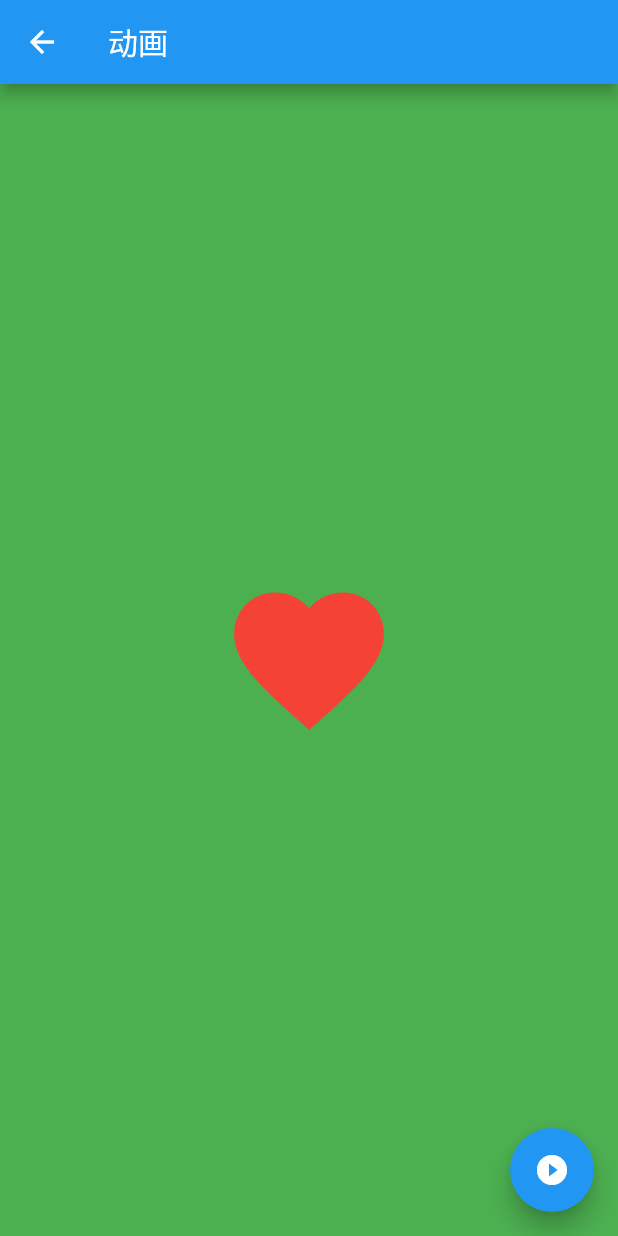
After one commit to 1ikeSmi1e/MyFirstFlutter, a Flutter app: the AnimateWidgetPage screen opened directly, after a tap on the "play circle filled" icon, on a phone screen of 412 x 824 dp. The commit adds this screen. Run offline on Flutter 3.47's test engine with Material 2 defaults, Android fonts, the phone set to English and light mode, and no system bars; our stand-ins replace dio, event_bus.

Commit message:
添加动画demo： 1. 三种方式animationController、animationWidget、AnimationBuilder添加动画 2. interweave动画、hero动画

```diff
--- /dev/null
+++ b/douban/lib/animations/animate_widget.dart
@@ -0,0 +1,76 @@
+import 'package:flutter/material.dart';
+
+class AnimateWidgetPage extends StatefulWidget {
+  AnimateWidgetPage({Key key, this.title}) : super(key: key);
+  final String title;
+
+  @override
+  _AnimateWidgetPageState createState() => _AnimateWidgetPageState();
+}
+
+class _AnimateWidgetPageState extends State<AnimateWidgetPage> with SingleTickerProviderStateMixin{
+  AnimationController animationCtl;
+  Animation<double> animation;
+
+  @override
+  void initState(){
+    super.initState();
+    // 1.创建AnimationController
+    animationCtl =  AnimationController(duration: Duration(seconds: 1), vsync: this);
+    // 2.动画添加Curve效果
+    animation = CurvedAnimation(
+        parent: animationCtl, curve: Curves.elasticInOut, reverseCurve: Curves.easeOut
+    );
+    // 3.控制动画的翻转
+    animation.addStatusListener((status) {
+      if(status == AnimationStatus.completed || status == AnimationStatus.reverse){
+        print('$status');
+        animationCtl.reverse();
+      }else if(status == AnimationStatus.dismissed || status == AnimationStatus.forward){
+        print('$status');
+        animationCtl.forward();
+      }
+    });
+    // 4.设置值的范围
+    animation = Tween(begin: 50.0, end: 120.0).animate(animationCtl);
+  }
+  @override
+  Widget build(BuildContext context) {
+    return Scaffold(
+      backgroundColor: Colors.green,
+      appBar: AppBar(
+        title: Text('动画'),
+      ),
+      body: Center(
+        child: IconAnimatedWidget(animation),
+      ),
+      floatingActionButton: FloatingActionButton(
+        child: Icon(Icons.play_circle_filled, color: Colors.white),
+        onPressed: (){
+          if (animationCtl.isAnimating){
+            animationCtl.stop(canceled: false);
+          }else{ // 需要根据上一次的位置继续动画
+            (animationCtl.status == AnimationStatus.reverse) ? animationCtl.reverse() : animationCtl.forward() ;
+          }
+        },
+      ),
+    );
+  }
+
+  @override
+  void dispose() {
+    // TODO: implement dispose
+    animationCtl.dispose();
+    super.dispose();
+  }
+}
+
+class IconAnimatedWidget extends AnimatedWidget {
+  IconAnimatedWidget(Animation animation) : super(listenable: animation);
+
+  @override
+  Widget build(BuildContext context) {
+    final Animation animation = listenable;
+    return Icon(Icons.favorite, color: Colors.red, size: animation.value,);
+  }
+}
```
Also changed, not shown: douban/lib/animations/animated_builder.dart (added, +65 -0 lines), douban/lib/animations/animation_controller.dart (added, +70 -0 lines), douban/lib/animations/hero_animation.dart (added, +58 -0 lines), douban/lib/animations/hero_bigimage.dart (added, +37 -0 lines), douban/lib/animations/interweave_animtion.dart (added, +90 -0 lines), douban/lib/main2.dart (+7 -2 lines).
